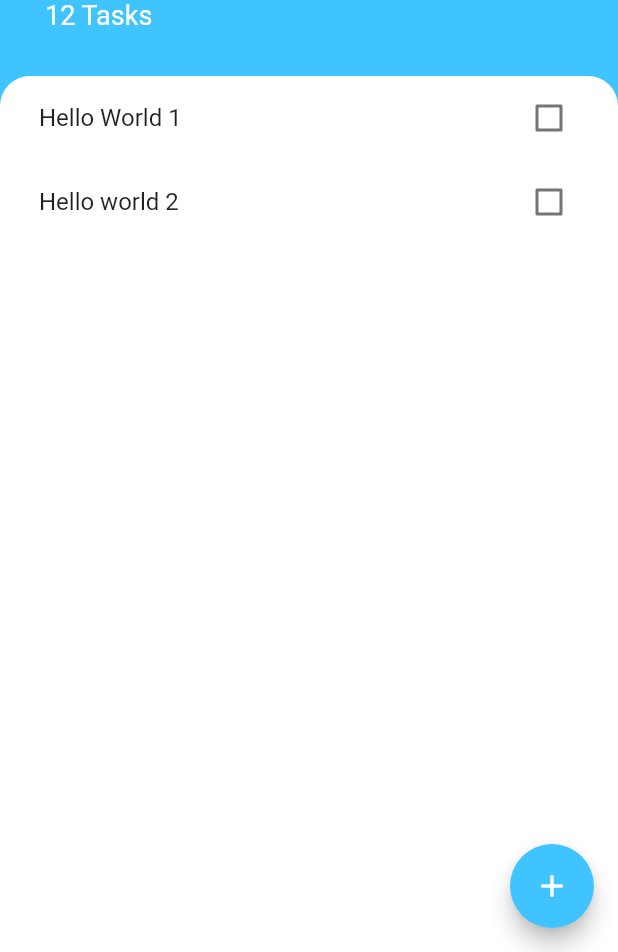
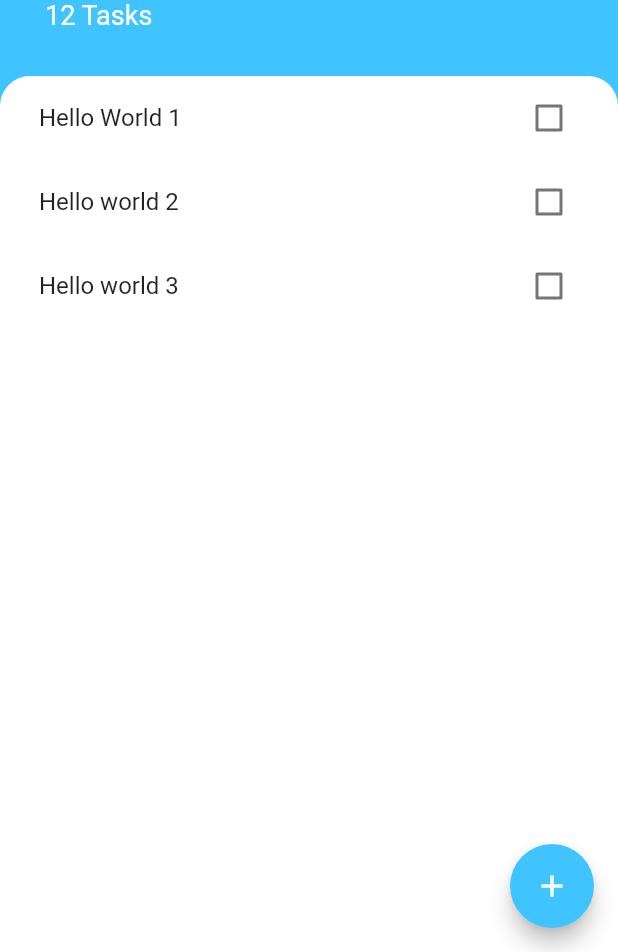
Before and after one commit to MaurizioSodano/flutter-todoey, a Flutter app: the screen it shows after launch, on a phone screen of 412 x 824 dp, the part 284-1236 px from its top. Run offline on Flutter 3.47's test engine with Material 2 defaults, Android fonts, the phone set to English and light mode, and no system bars.

Commit message:
refactored Tasks in models

```diff
--- a/lib/components/task_list.dart
+++ b/lib/components/task_list.dart
@@ -1,4 +1,5 @@
 import 'package:flutter/material.dart';
+import '../models/task.dart';
 
 class TaskList extends StatefulWidget {
   @override
@@ -6,32 +7,31 @@ class TaskList extends StatefulWidget {
 }
 
 class _TaskListState extends State<TaskList> {
-  List<CheckboxModel> _listModel = [
-    CheckboxModel("Hello World 1", false),
-    CheckboxModel("Hello world 2", false)
+  List<Task> _tasks = [
+    Task(title: "Hello World 1"),
+    Task(title: "Hello world 2"),
+    Task(title: "Hello world 3")
   ];
 
   @override
   Widget build(BuildContext context) {
     return ListView(
-      children: _listModel
-          .map((CheckboxModel e) => CheckboxListTile(
+      children: _tasks
+          .map((Task e) => CheckboxListTile(
               activeColor: Colors.lightBlueAccent,
-              title: Text(e.title),
-              value: e.isChecked,
+              title: Text(
+                e.title,
+                style: TextStyle(
+                  decoration: e.isDone ? TextDecoration.lineThrough : null,
+                ),
+              ),
+              value: e.isDone,
               onChanged: (bool value) {
                 setState(() {
-                  e.isChecked = value;
+                  e.isDone = value;
                 });
               }))
           .toList(),
     );
   }
 }
-
-class CheckboxModel {
-  String title;
-  bool isChecked;
-
-  CheckboxModel(this.title, this.isChecked);
-}
--- /dev/null
+++ b/lib/models/task.dart
@@ -0,0 +1,6 @@
+class Task {
+  final String title;
+  bool isDone;
+
+  Task({this.title, this.isDone = false});
+}
--- a/lib/screens/add_task_screen.dart
+++ b/lib/screens/add_task_screen.dart
@@ -11,7 +11,7 @@ class AddTaskScreen extends StatelessWidget {
           Text(
             'Add Task',
             textAlign: TextAlign.center,
-            style: TextStyle(fontSize: 30, color: Colors.lightBlueAccent),
+            style: TextStyle(fontSize: 30, color: Colors.black),
           ),
           TextField(
             autofocus: true,
```
